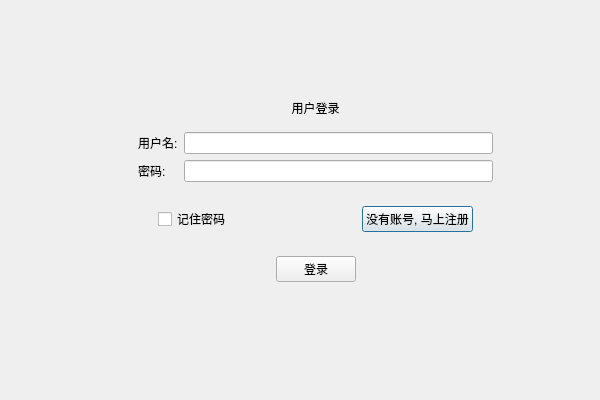
Old version of the form login.ui in the repository yuanbinhe656/DFSYunDisk.
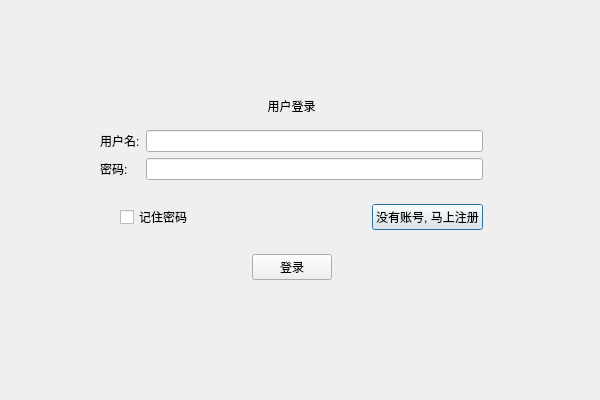
New version of the form. Custom widgets are drawn as their Qt base class.

Diff of the .ui file:
```diff
--- a/login.ui
+++ b/login.ui
@@ -26,10 +26,10 @@
       <widget class="QWidget" name="widget" native="true">
        <property name="geometry">
         <rect>
-         <x>118</x>
-         <y>11</y>
-         <width>373</width>
-         <height>333</height>
+         <x>80</x>
+         <y>10</y>
+         <width>401</width>
+         <height>331</height>
         </rect>
        </property>
        <layout class="QVBoxLayout" name="verticalLayout_2">
@@ -128,22 +128,6 @@
              </property>
             </widget>
            </item>
-           <item>
-            <spacer name="horizontalSpacer_2">
-             <property name="orientation">
-              <enum>Qt::Horizontal</enum>
-             </property>
-             <property name="sizeType">
-              <enum>QSizePolicy::Fixed</enum>
-             </property>
-             <property name="sizeHint" stdset="0">
-              <size>
-               <width>20</width>
-               <height>20</height>
-              </size>
-             </property>
-            </spacer>
-           </item>
           </layout>
          </widget>
         </item>
```
Left out of the diff: 10 changed lines with no effect on the pictures.
